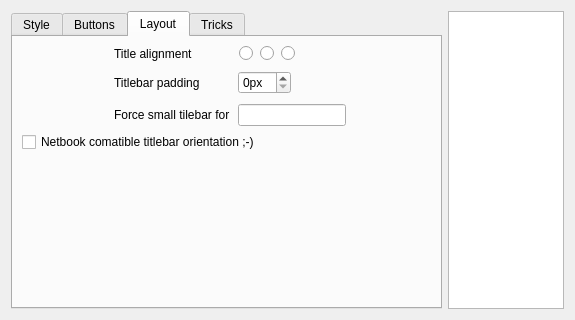
Old version of the form kwin/configdialog.ui in the repository deiv/bespin-pkg.
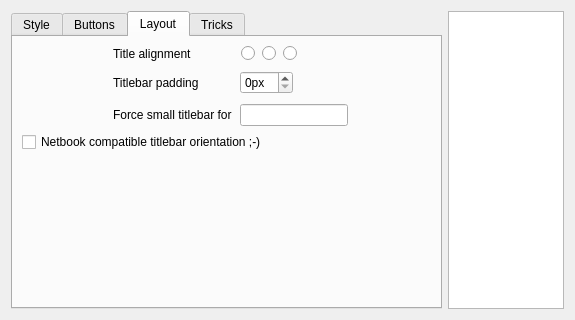
New version of the form. The open tabs and pages were chosen to show the change. Custom widgets are drawn as their Qt base class.

Patch:
```diff
--- a/kwin/configdialog.ui
+++ b/kwin/configdialog.ui
@@ -794,7 +794,7 @@
          <item row="5" column="0">
           <widget class="QLabel" name="label_12">
            <property name="text">
-            <string>Force small tilebar for</string>
+            <string>Force small titlebar for</string>
            </property>
           </widget>
          </item>
@@ -806,7 +806,7 @@
        <item row="1" column="0" colspan="2">
         <widget class="QCheckBox" name="verticalTitlebar">
          <property name="text">
-          <string>Netbook comatible titlebar orientation ;-)</string>
+          <string>Netbook compatible titlebar orientation ;-)</string>
          </property>
         </widget>
        </item>
```
Left out of the diff: 2 changed lines with no effect on the pictures.
